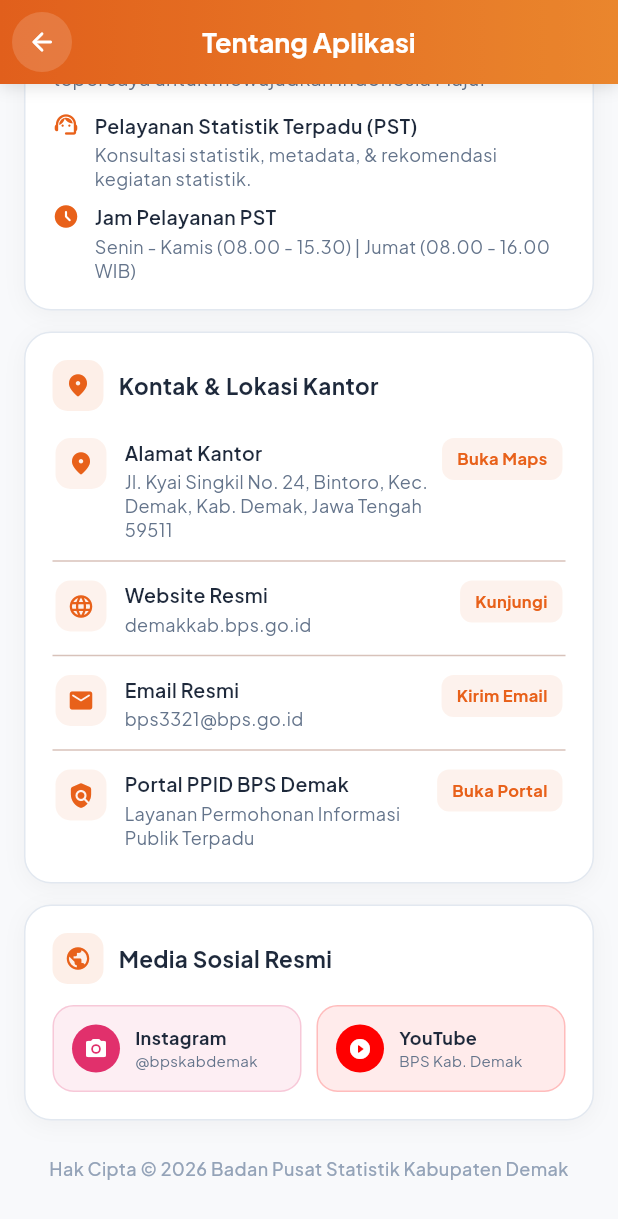
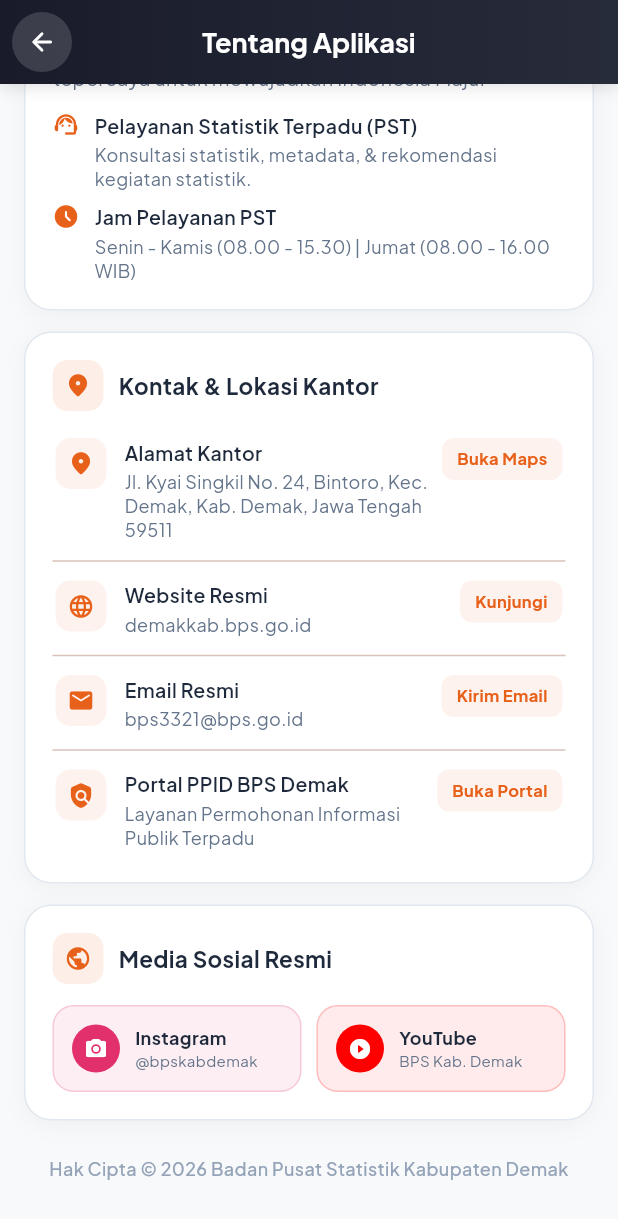
Before and after one commit to muhshi/sadadem, a Flutter app: the AboutPage screen opened directly, scrolled down 374 dp, on a phone screen of 412 x 824 dp. Shown: the top 1219 px of the screen. Run offline on Flutter 3.47's test engine with Material 3 defaults, Android fonts, the phone set to English and light mode, and no system bars; our stand-ins replace cached_network_image, carousel_slider, csv, device_info_plus, dio, file_picker and 10 more; missing offline and left inert: syncfusion_flutter_core, syncfusion_flutter_pdfviewer; accounts and stored records are empty; network calls fail.

Commit message:
feat : perbaikan pada tema warna di ui

```diff
--- a/lib/components/app_colors.dart
+++ b/lib/components/app_colors.dart
@@ -26,7 +26,24 @@ class AppColors {
   static const Color textSecondary = Color(0xFF64748B);
   static const Color textMuted = Color(0xFF94A3B8);
 
-  // Shadow
+  // Structural & Sub-page Colors (30% Rule - Netral & Elegan)
+  static const Color slateDark = Color(0xFF0F172A);
+  static const Color slateMedium = Color(0xFF1E293B);
+  static const Color slateLight = Color(0xFF334155);
+
+  static LinearGradient get subAppBarGradient => const LinearGradient(
+        begin: Alignment.centerLeft,
+        end: Alignment.centerRight,
+        colors: [slateDark, slateMedium],
+      );
+
+  // Navigation & Interactive States
+  static const Color navSelected = Color(0xFF0F172A);
+  static const Color navUnselected = Color(0xFF64748B);
+  static const Color navIndicator = Color(0xFFF1F5F9);
+  static const Color linkAction = Color(0xFF2563EB); // Clean action blue
+
+  // Shadows
   static List<BoxShadow> get cardShadow => [
         BoxShadow(
           color: Colors.black.withValues(alpha: 0.04),
--- a/lib/components/bar.dart
+++ b/lib/components/bar.dart
@@ -21,14 +21,7 @@ class AppBar2 extends StatelessWidget implements PreferredSizeWidget {
   Widget build(BuildContext context) {
     return Container(
       decoration: BoxDecoration(
-        gradient: LinearGradient(
-          begin: Alignment.centerLeft,
-          end: Alignment.centerRight,
-          colors: [
-            AppColors.primaryNavy,
-            AppColors.primaryLight,
-          ],
-        ),
+        gradient: AppColors.subAppBarGradient,
         boxShadow: const [
           BoxShadow(
             color: Color(0x1F000000),
--- a/lib/components/bps_theme.dart
+++ b/lib/components/bps_theme.dart
@@ -1,109 +1,40 @@
-import 'package:flutter/material.dart';
+import 'package:Dalem/theme/activity.dart';
+import 'package:Dalem/theme/activity_theme.dart';
+import 'package:Dalem/theme/activity_themes.dart';
 
-enum BpsActivity {
-  sensusEkonomi,
-  sensusPertanian,
-  sensusPenduduk,
-  defaultBps,
-}
+// Export for backward compatibility & easy access
+export 'package:Dalem/theme/activity.dart';
+export 'package:Dalem/theme/activity_theme.dart';
+export 'package:Dalem/theme/activity_themes.dart';
 
-class BpsThemeData {
-  final BpsActivity activity;
-  final String activityName;
-  final Color primary;
-  final Color primaryLight;
-  final Color primaryDark;
-  final Color secondary;
-
-  // Kategori card gradients (4 variasi shade: gelap → terang)
-  final List<Color> cardGradient1; // Data Strategis (paling gelap)
-  final List<Color> cardGradient2; // Demografi & Sosial
-  final List<Color> cardGradient3; // Lingkungan Hidup
-  final List<Color> cardGradient4; // Ekonomi (paling terang)
-
-  const BpsThemeData({
-    required this.activity,
-    required this.activityName,
-    required this.primary,
-    required this.primaryLight,
-    required this.primaryDark,
-    required this.secondary,
-    required this.cardGradient1,
-    required this.cardGradient2,
-    required this.cardGradient3,
-    required this.cardGradient4,
-  });
-
-  LinearGradient get primaryGradient => LinearGradient(
-        begin: Alignment.centerLeft,
-        end: Alignment.centerRight,
-        colors: [primary, primaryLight],
-      );
-}
+typedef BpsThemeData = ActivityTheme;
 
 class BpsTheme {
-  // 🟠 Tema Sensus Ekonomi (Orange)
-  static const BpsThemeData orangeTheme = BpsThemeData(
-    activity: BpsActivity.sensusEkonomi,
-    activityName: 'Sensus Ekonomi',
-    primary: Color(0xFFE8611A),
-    primaryLight: Color(0xFFF28B2D),
-    primaryDark: Color(0xFFA84000),
-    secondary: Color(0xFFFFA726),
-    cardGradient1: [Color(0xFF5C2510), Color(0xFF8B3A15)], // Deep burnt
-    cardGradient2: [Color(0xFFB84C14), Color(0xFFD4611A)], // Rich orange
-    cardGradient3: [Color(0xFFE8611A), Color(0xFFF28B2D)], // Primary vibrant
-    cardGradient4: [Color(0xFFF09030), Color(0xFFFFB74D)], // Warm amber
-  );
+  /// Kegiatan BPS yang sedang aktif (bisa diubah kapan saja tanpa menunggu tahun berubah)
+  static BpsActivity activeActivity = BpsActivity.sensusEkonomi2026;
 
-  // 🟢 Tema Sensus Pertanian (Hijau)
-  static const BpsThemeData greenTheme = BpsThemeData(
-    activity: BpsActivity.sensusPertanian,
-    activityName: 'Sensus Pertanian',
-    primary: Color(0xFF1B6B2E),
-    primaryLight: Color(0xFF2E9E47),
-    primaryDark: Color(0xFF145221),
-    secondary: Color(0xFF66BB6A),
-    cardGradient1: [Color(0xFF0D3818), Color(0xFF145221)], // Deep forest
-    cardGradient2: [Color(0xFF1B6B2E), Color(0xFF238636)], // Rich green
-    cardGradient3: [Color(0xFF2E9E47), Color(0xFF43A854)], // Primary vibrant
-    cardGradient4: [Color(0xFF4CAF50), Color(0xFF66BB6A)], // Fresh lime
-  );
+  // Preset shortcut themes
+  static const ActivityTheme orangeTheme = ActivityThemes.sensusEkonomi2026;
+  static const ActivityTheme greenTheme = ActivityThemes.sensusPertanian2023;
+  static const ActivityTheme blueTheme = ActivityThemes.sensusPenduduk2020;
+  static const ActivityTheme defaultTheme = ActivityThemes.defaultBps;
 
-  // 🔵 Tema Sensus Penduduk & Default BPS (Biru)
-  static const BpsThemeData blueTheme = BpsThemeData(
-    activity: BpsActivity.defaultBps,
-    activityName: 'BPS Demak',
-    primary: Color(0xFF002B6A),
-    primaryLight: Color(0xFF1A5FAF),
-    primaryDark: Color(0xFF001F4E),
-    secondary: Color(0xFFD4A843),
-    cardGradient1: [Color(0xFF0A1628), Color(0xFF132040)], // Deep navy
-    cardGradient2: [Color(0xFF002B6A), Color(0xFF0D3D85)], // Rich blue
-    cardGradient3: [Color(0xFF1A5FAF), Color(0xFF2872C4)], // Primary vibrant
-    cardGradient4: [Color(0xFF3B82F6), Color(0xFF60A5FA)], // Sky blue
-  );
-
-  /// Menentukan tema aktif secara otomatis berdasarkan tahun berjalan
-  static BpsThemeData current({DateTime? customDate}) {
-    final date = customDate ?? DateTime.now();
-    final year = date.year;
-    final lastDigit = year % 10;
-
-    // Tahun berakhiran 6 (misal 2026, 2036) -> Sensus Ekonomi (Orange)
-    if (lastDigit == 6) {
-      return orangeTheme;
-    }
-    // Tahun berakhiran 3 (misal 2023, 2033) -> Sensus Pertanian (Hijau)
-    if (lastDigit == 3) {
-      return greenTheme;
-    }
-    // Tahun berakhiran 0 (misal 2020, 2030) -> Sensus Penduduk (Biru)
-    if (lastDigit == 0) {
-      return blueTheme;
+  /// Mengambil tema aktif berbasis kegiatan (Activity-Based Theme)
+  static ActivityTheme current({BpsActivity? activity, DateTime? customDate}) {
+    if (activity != null) {
+      return ActivityThemes.getTheme(activity);
     }
 
-    // Default BPS (Biru) untuk tahun-tahun non-sensus
-    return blueTheme;
+    // Jika customDate disediakan (misal untuk testing transisi historis)
+    if (customDate != null) {
+      final lastDigit = customDate.year % 10;
+      if (lastDigit == 6) return ActivityThemes.sensusEkonomi2026;
+      if (lastDigit == 3) return ActivityThemes.sensusPertanian2023;
+      if (lastDigit == 0) return ActivityThemes.sensusPenduduk2020;
+      return ActivityThemes.defaultBps;
+    }
+
+    // Menggunakan kegiatan aktif saat ini
+    return ActivityThemes.getTheme(activeActivity);
   }
 }
--- a/lib/components/home_ber.dart
+++ b/lib/components/home_ber.dart
@@ -44,8 +44,6 @@ class HomeberitaState extends State<Homeberita> {
 
   @override
   Widget build(BuildContext context) {
-    final primaryNavy = AppColors.primaryNavy;
-
     return FutureBuilder<List<dynamic>>(
       future: futureBerita,
       builder: (context, snapshot) {
@@ -139,11 +137,11 @@ class HomeberitaState extends State<Homeberita> {
                               style: GoogleFonts.plusJakartaSans(
                                 fontSize: 13,
                                 fontWeight: FontWeight.w600,
-                                color: primaryNavy,
+                                color: AppColors.linkAction,
                               ),
                             ),
                             const SizedBox(width: 4),
-                            Icon(Icons.arrow_forward_rounded, size: 14, color: primaryNavy),
+                            const Icon(Icons.arrow_forward_rounded, size: 14, color: AppColors.linkAction),
                           ],
                         ),
                       ),
--- a/lib/components/home_pub.dart
+++ b/lib/components/home_pub.dart
@@ -78,11 +78,11 @@ class HomePublication extends StatelessWidget {
                         style: GoogleFonts.plusJakartaSans(
                           fontSize: 13,
                           fontWeight: FontWeight.w600,
-                          color: primaryNavy,
+                          color: AppColors.linkAction,
                         ),
                       ),
                       const SizedBox(width: 4),
-                      Icon(Icons.arrow_forward_rounded, size: 14, color: primaryNavy),
+                      const Icon(Icons.arrow_forward_rounded, size: 14, color: AppColors.linkAction),
                     ],
                   ),
                 ),
--- /dev/null
+++ b/lib/theme/activity.dart
@@ -0,0 +1,6 @@
+enum BpsActivity {
+  sensusEkonomi2026,
+  sensusPertanian2023,
+  sensusPenduduk2020,
+  defaultBps,
+}
--- /dev/null
+++ b/lib/theme/activity_theme.dart
@@ -0,0 +1,48 @@
+import 'package:flutter/material.dart';
+import 'package:Dalem/theme/activity.dart';
+
+class ActivityTheme {
+  final BpsActivity activity;
+  final String activityName;
+  final String shortBadge;
+  final Color primary;
+  final Color primaryLight;
+  final Color primaryDark;
+  final Color secondary;
+  final String? logo;
+  final String? description;
+
+  // Multi-color category card gradients (Harmonious BPS trio: Blue, Green, Orange)
+  final List<Color> cardGradient1; // Data Strategis (Deep Navy/Blue)
+  final List<Color> cardGradient2; // Demografi & Sosial (Rich Blue)
+  final List<Color> cardGradient3; // Lingkungan Hidup (Forest Green)
+  final List<Color> cardGradient4; // Ekonomi (Vibrant Orange)
+
+  const ActivityTheme({
+    required this.activity,
+    required this.activityName,
+    required this.shortBadge,
+    required this.primary,
+    required this.primaryLight,
+    required this.primaryDark,
+    required this.secondary,
+    required this.cardGradient1,
+    required this.cardGradient2,
+    required this.cardGradient3,
+    required this.cardGradient4,
+    this.logo,
+    this.description,
+  });
+
+  LinearGradient get primaryGradient => LinearGradient(
+        begin: Alignment.centerLeft,
+        end: Alignment.centerRight,
+        colors: [primary, primaryLight],
+      );
+
+  LinearGradient get heroGradient => LinearGradient(
+        begin: Alignment.topCenter,
+        end: Alignment.bottomCenter,
+        colors: [primaryDark, primary, primaryLight],
+      );
+}
--- /dev/null
+++ b/lib/theme/activity_themes.dart
@@ -0,0 +1,94 @@
+import 'package:flutter/material.dart';
+import 'package:Dalem/theme/activity.dart';
+import 'package:Dalem/theme/activity_theme.dart';
+
+class ActivityThemes {
+  // Multi-color standard category gradients (Blue, Indigo/Royal Blue, Green, Orange)
+  static const List<Color> defaultGradientStrategis = [
+    Color(0xFF0F172A),
+    Color(0xFF1E3A5F),
+  ]; // Deep Navy
+  static const List<Color> defaultGradientDemografi = [
+    Color(0xFF0D3D85),
+    Color(0xFF2563EB),
+  ]; // Royal Blue
+  static const List<Color> defaultGradientLingkungan = [
+    Color(0xFF065F46),
+    Color(0xFF059669),
+  ]; // Forest / Emerald Green
+  static const List<Color> defaultGradientEkonomi = [
+    Color(0xFFB84C14),
+    Color(0xFFE8611A),
+  ]; // Sensus Ekonomi Orange
+
+  // 🟠 1. Sensus Ekonomi 2026 Theme
+  static const ActivityTheme sensusEkonomi2026 = ActivityTheme(
+    activity: BpsActivity.sensusEkonomi2026,
+    activityName: 'Sensus Ekonomi 2026',
+    shortBadge: 'SE2026',
+    primary: Color(0xFFE8611A),
+    primaryLight: Color(0xFFF28B2D),
+    primaryDark: Color(0xFFA84000),
+    secondary: Color(0xFFFFA726),
+    cardGradient1: defaultGradientStrategis,
+    cardGradient2: defaultGradientDemografi,
+    cardGradient3: defaultGradientLingkungan,
+    cardGradient4: defaultGradientEkonomi,
+  );
+
+  // 🟢 2. Sensus Pertanian 2023 Theme
+  static const ActivityTheme sensusPertanian2023 = ActivityTheme(
+    activity: BpsActivity.sensusPertanian2023,
+    activityName: 'Sensus Pertanian 2023',
+    shortBadge: 'ST2023',
+    primary: Color(0xFF1B6B2E),
+    primaryLight: Color(0xFF2E9E47),
+    primaryDark: Color(0xFF145221),
+    secondary: Color(0xFF66BB6A),
+    cardGradient1: defaultGradientStrategis,
+    cardGradient2: defaultGradientDemografi,
+    cardGradient3: defaultGradientLingkungan,
+    cardGradient4: defaultGradientEkonomi,
+  );
+
+  // 🔵 3. Sensus Penduduk 2020 Theme
+  static const ActivityTheme sensusPenduduk2020 = ActivityTheme(
+    activity: BpsActivity.sensusPenduduk2020,
+    activityName: 'Sensus Penduduk 2020',
+    shortBadge: 'SP2020',
+    primary: Color(0xFF002B6A),
+    primaryLight: Color(0xFF1A5FAF),
+    primaryDark: Color(0xFF001F4E),
+    secondary: Color(0xFF3B82F6),
+    cardGradient1: defaultGradientStrategis,
+    cardGradient2: defaultGradientDemografi,
+    cardGradient3: defaultGradientLingkungan,
+    cardGradient4: defaultGradientEkonomi,
+  );
+
+  // 🔷 4. Default BPS Demak Theme
+  static const ActivityTheme defaultBps = ActivityTheme(
+    activity: BpsActivity.defaultBps,
+    activityName: 'BPS Kabupaten Demak',
+    shortBadge: 'BPS Demak',
+    primary: Color(0xFF002B6A),
+    primaryLight: Color(0xFF1A5FAF),
+    primaryDark: Color(0xFF001F4E),
+    secondary: Color(0xFFD4A843),
+    cardGradient1: defaultGradientStrategis,
+    cardGradient2: defaultGradientDemografi,
+    cardGradient3: defaultGradientLingkungan,
+    cardGradient4: defaultGradientEkonomi,
+  );
+
+  static const Map<BpsActivity, ActivityTheme> allThemes = {
+    BpsActivity.sensusEkonomi2026: sensusEkonomi2026,
+    BpsActivity.sensusPertanian2023: sensusPertanian2023,
+    BpsActivity.sensusPenduduk2020: sensusPenduduk2020,
+    BpsActivity.defaultBps: defaultBps,
+  };
+
+  static ActivityTheme getTheme(BpsActivity activity) {
+    return allThemes[activity] ?? sensusEkonomi2026;
+  }
+}
```
Also changed, not shown: lib/components/appbar.dart (+41 -5 lines), lib/components/bottom_nav.dart (+5 -5 lines), lib/components/home_info.dart (+2 -5 lines), lib/subject/homepage.dart (+6 -12 lines).
